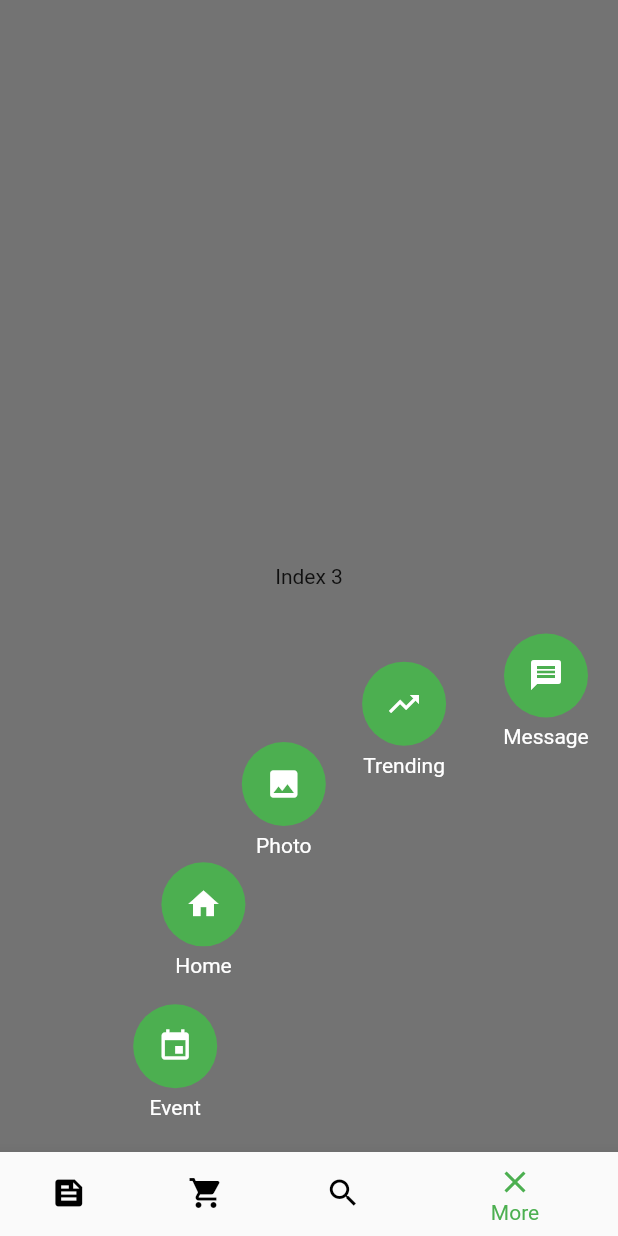
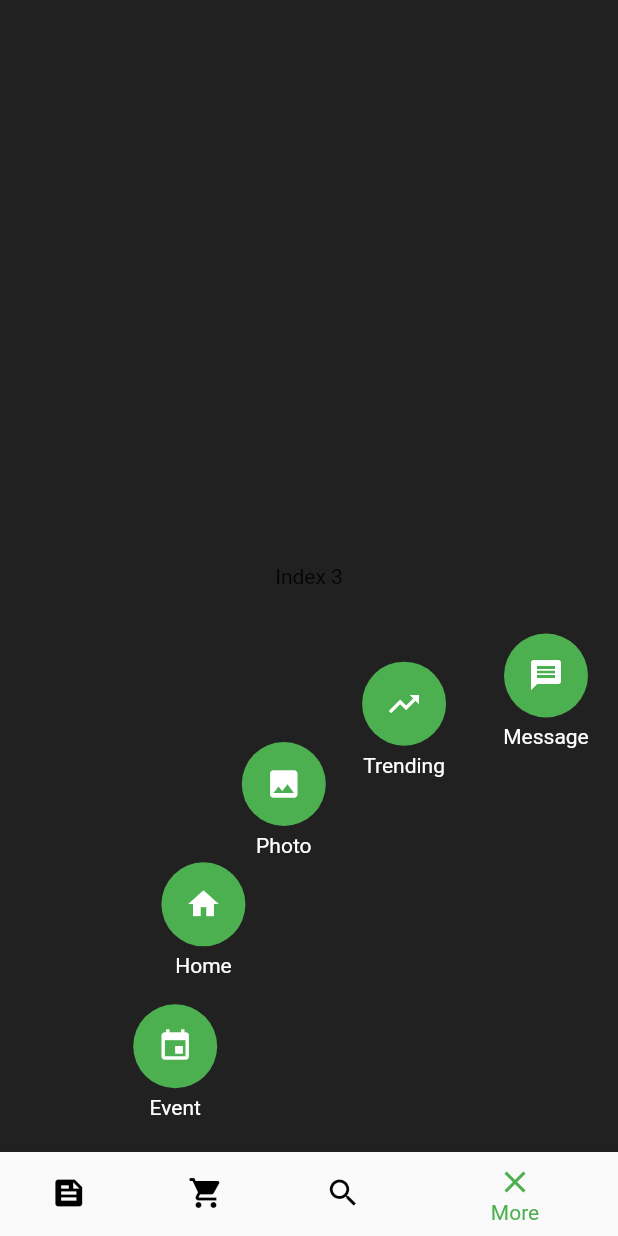
Before and after one commit to pieDevelopment2604/flutter_utils_demo, a Flutter app: the screen it shows after launch, item 4 of the bottom bar chosen, on a phone screen of 412 x 824 dp. Run offline on Flutter 3.47's test engine with Material 2 defaults, Android fonts, the phone set to English and light mode, and no system bars.

Commit message:
updated circular menu code.

```diff
--- a/lib/widget/circular_menu_widget.dart
+++ b/lib/widget/circular_menu_widget.dart
@@ -66,7 +66,7 @@ class CircularMenuWidgetState extends State<CircularMenuWidget> with SingleTicke
       SlideTransition(
         position: _slideUpAnimation,
         child: Container(
-          color: _isOpen ? Colors.black54 : Colors.transparent,
+          color: _isOpen ? Colors.black87 : Colors.transparent,
         ),
       ),
       Container(
```
